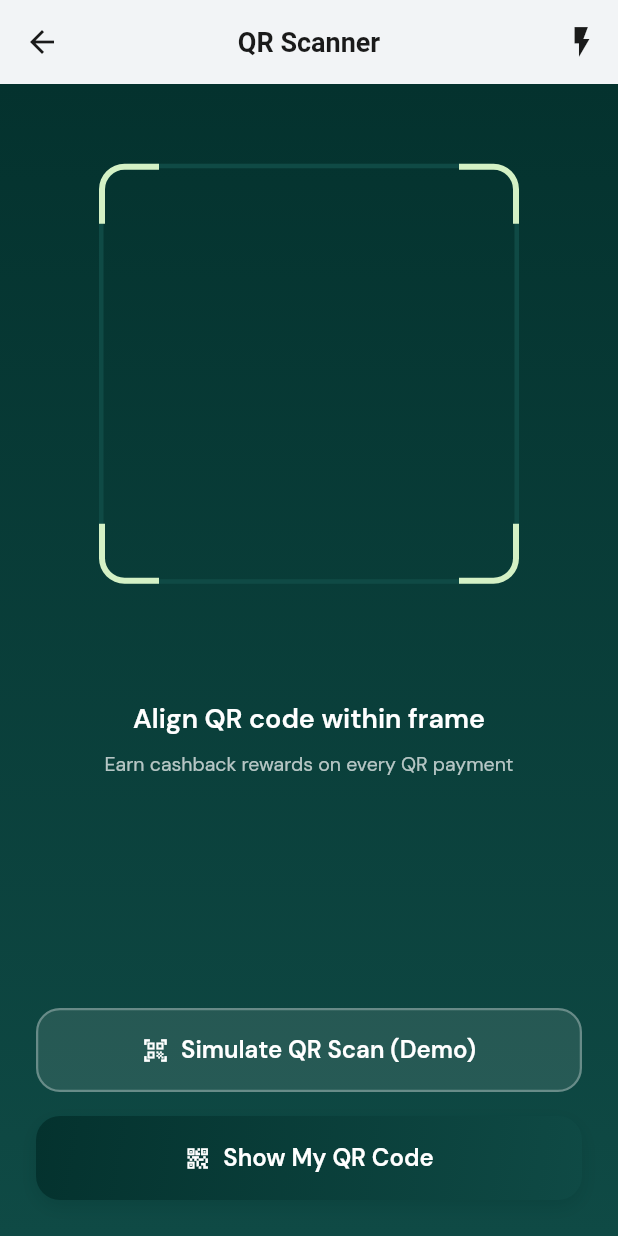
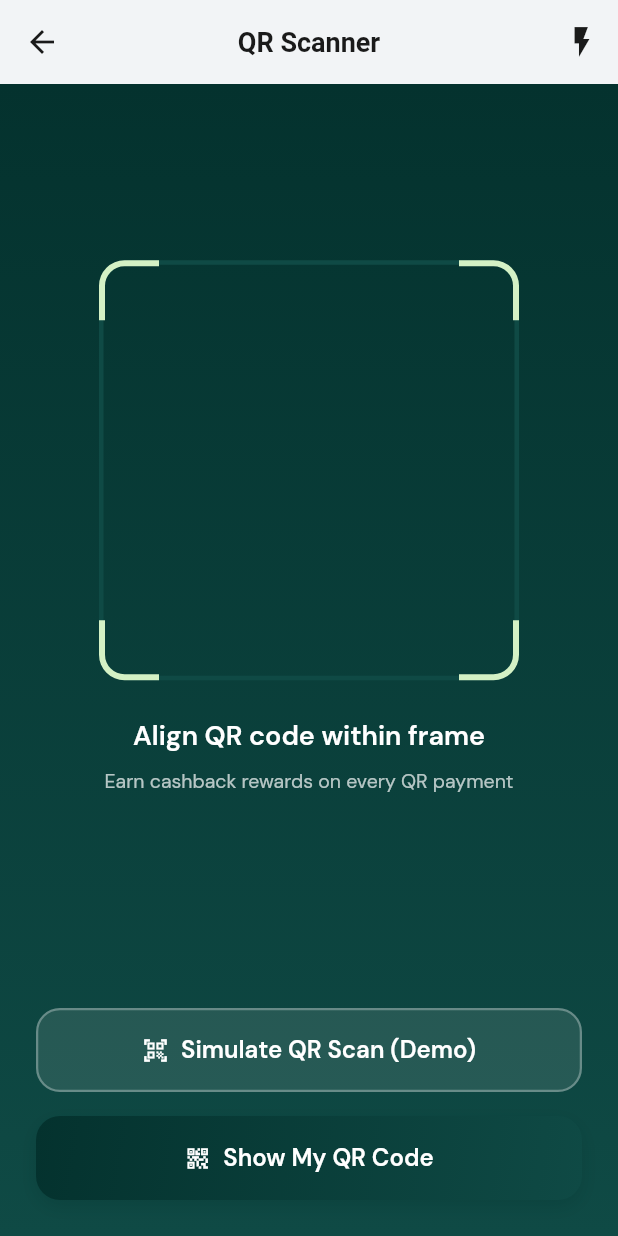
Before and after one commit to Yashk-15/TechPay-Digital-Wallet, a Flutter app: the QRScannerScreen screen opened by its route, on a phone screen of 412 x 824 dp. Run offline on Flutter 3.47's test engine with Material 3 defaults, Android fonts, the phone set to English and light mode, and no system bars; our stand-ins replace firebase_core, flutter_riverpod, google_fonts; accounts and stored records are empty.

```diff
--- a/lib/features/onboarding/view/post_login_welcome_screen.dart
+++ b/lib/features/onboarding/view/post_login_welcome_screen.dart
@@ -40,7 +40,7 @@ class _PostLoginWelcomeScreenState extends State<PostLoginWelcomeScreen>
     _controller.forward();
 
     // Auto-redirect after 4 seconds
-    _timer = Timer(const Duration(seconds: 4), () {
+    _timer = Timer(const Duration(seconds: 3), () {
       if (mounted) {
         Navigator.pushNamedAndRemoveUntil(
           context,
--- a/lib/features/payments/qr/view/qr_scanner_screen.dart
+++ b/lib/features/payments/qr/view/qr_scanner_screen.dart
@@ -40,10 +40,8 @@ class QRScannerScreen extends ConsumerWidget {
         child: SafeArea(
           child: Column(children: [
             // Scanner frame
-            Expanded(
-              flex: 3,
-              child: Center(child: _ScannerFrame()),
-            ),
+            const Spacer(),
+            Center(child: _ScannerFrame()),
 
             const SizedBox(height: 24),
             const Text('Align QR code within frame',
```
